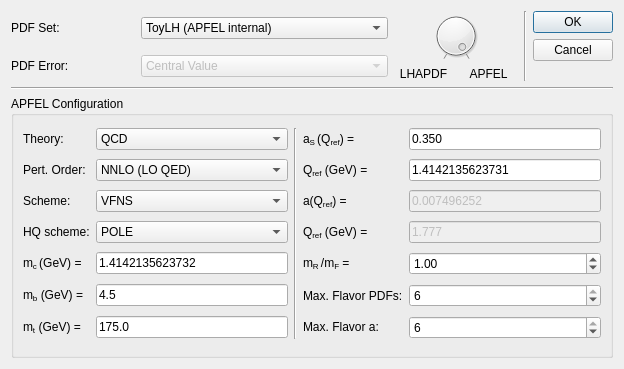
This is apfelgui2/forms/pdfdialog.ui in scarrazza/apfel as Qt 5 draws it before an edit. The edited form follows.
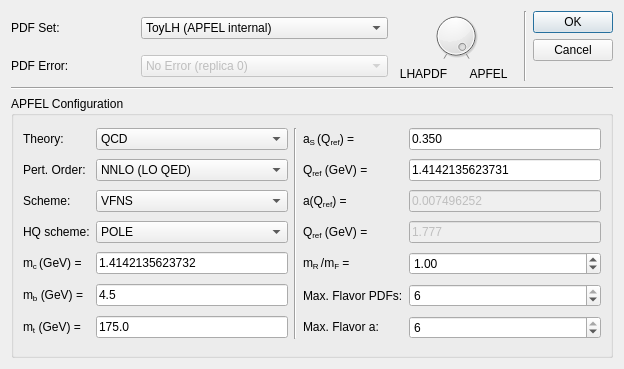
This is the edited form. Icons and pictures are not drawn.

```diff
--- a/apfelgui2/forms/pdfdialog.ui
+++ b/apfelgui2/forms/pdfdialog.ui
@@ -68,7 +68,7 @@
      </property>
      <item>
       <property name="text">
-       <string>Central Value</string>
+       <string>No Error (replica 0)</string>
       </property>
      </item>
      <item>
```
